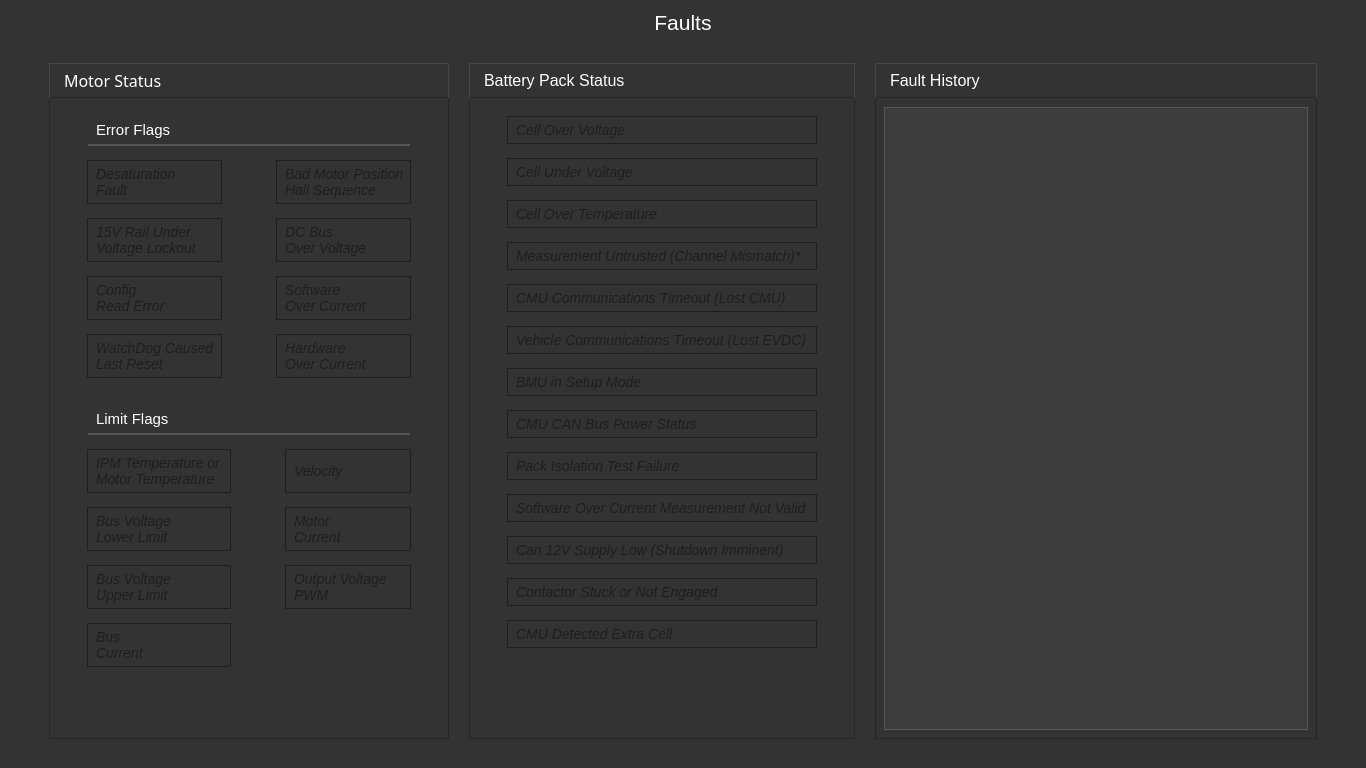
First picture: the form in FaultsUI.ui, repository UCSolarCarTeam/Delta-Desktop-Client-Telemetry, before the edit.
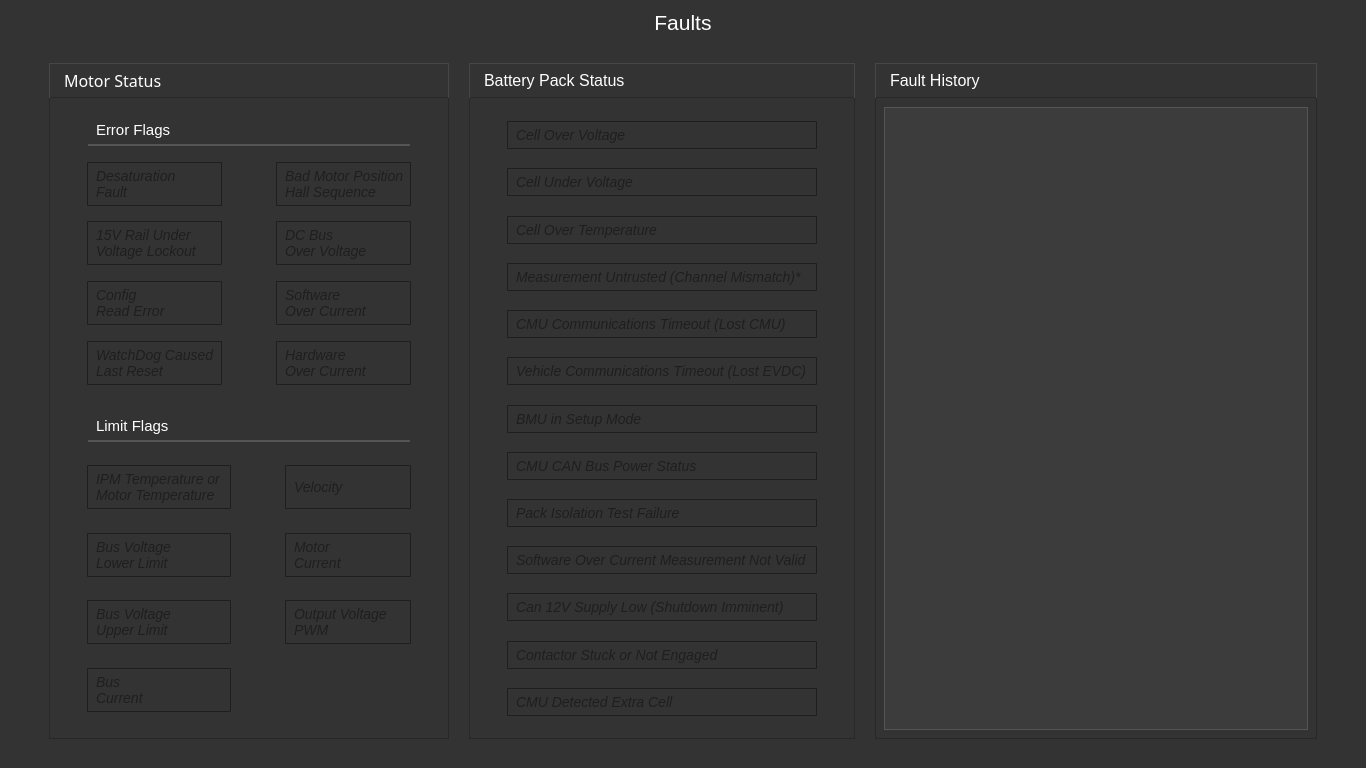
Second picture: the form after the edit. Icons and pictures are not drawn.

Commit message: added spacer to faults to not leave space at the bottom for larger screens

What changed in the file:
```diff
--- a/FaultsUI.ui
+++ b/FaultsUI.ui
@@ -250,7 +250,7 @@
             </widget>
            </item>
            <item>
-            <layout class="QGridLayout" name="batteryContentLayout" rowstretch="0,0">
+            <layout class="QGridLayout" name="batteryContentLayout" rowstretch="0">
              <property name="leftMargin">
               <number>9</number>
              </property>
@@ -291,7 +291,40 @@
                 <property name="spacing">
                  <number>14</number>
                 </property>
-                <item row="4" column="0">
+                <item row="18" column="0">
+                 <spacer name="verticalSpacer_10">
+                  <property name="orientation">
+                   <enum>Qt::Vertical</enum>
+                  </property>
+                  <property name="sizeHint" stdset="0">
+                   <size>
+                    <width>20</width>
+                    <height>40</height>
+                   </size>
+                  </property>
+                 </spacer>
+                </item>
+                <item row="5" column="0">
+                 <widget class="QLabel" name="cellOverTemperatureLabel">
+                  <property name="text">
+                   <string>Cell Over Temperature</string>
+                  </property>
+                 </widget>
+                </item>
+                <item row="10" column="0">
+                 <spacer name="verticalSpacer_6">
+                  <property name="orientation">
+                   <enum>Qt::Vertical</enum>
+                  </property>
+                  <property name="sizeHint" stdset="0">
+                   <size>
+                    <width>20</width>
+                    <height>40</height>
+                   </size>
+                  </property>
+                 </spacer>
+                </item>
+                <item row="9" column="0">
                  <widget class="QLabel" name="cmuCommunicationsTimeoutLabel">
                   <property name="text">
                    <string>&lt;html&gt;&lt;head/&gt;&lt;body&gt;&lt;p&gt;CMU Communications Timeout (Lost CMU)&lt;/p&gt;&lt;/body&gt;&lt;/html&gt;</string>
@@ -301,45 +334,109 @@
                   </property>
                  </widget>
                 </item>
+                <item row="12" column="0">
+                 <spacer name="verticalSpacer_7">
+                  <property name="orientation">
+                   <enum>Qt::Vertical</enum>
+                  </property>
+                  <property name="sizeHint" stdset="0">
+                   <size>
+                    <width>20</width>
+                    <height>40</height>
+                   </size>
+                  </property>
+                 </spacer>
+                </item>
+                <item row="4" column="0">
+                 <spacer name="verticalSpacer_3">
+                  <property name="orientation">
+                   <enum>Qt::Vertical</enum>
+                  </property>
+                  <property name="sizeHint" stdset="0">
+                   <size>
+                    <width>20</width>
+                    <height>40</height>
+                   </size>
+                  </property>
+                 </spacer>
+                </item>
+                <item row="8" column="0">
+                 <spacer name="verticalSpacer_5">
+                  <property name="orientation">
+                   <enum>Qt::Vertical</enum>
+                  </property>
+                  <property name="sizeHint" stdset="0">
+                   <size>
+                    <width>20</width>
+                    <height>40</height>
+                   </size>
+                  </property>
+                 </spacer>
+                </item>
+                <item row="7" column="0">
+                 <widget class="QLabel" name="measurementUntrustedLabel">
+                  <property name="text">
+                   <string>&lt;html&gt;&lt;head/&gt;&lt;body&gt;&lt;p&gt;Measurement Untrusted (Channel Mismatch)*&lt;/p&gt;&lt;/body&gt;&lt;/html&gt;</string>
+                  </property>
+                  <property name="textFormat">
+                   <enum>Qt::RichText</enum>
+                  </property>
+                 </widget>
+                </item>
                 <item row="0" column="0">
+                 <spacer name="verticalSpacer">
+                  <property name="orientation">
+                   <enum>Qt::Vertical</enum>
+                  </property>
+                  <property name="sizeHint" stdset="0">
+                   <size>
+                    <width>20</width>
+                    <height>40</height>
+                   </size>
+                  </property>
+                 </spacer>
+                </item>
+                <item row="6" column="0">
+                 <spacer name="verticalSpacer_4">
+                  <property name="orientation">
+                   <enum>Qt::Vertical</enum>
+                  </property>
+                  <property name="sizeHint" stdset="0">
+                   <size>
+                    <width>20</width>
+                    <height>40</height>
+                   </size>
+                  </property>
+                 </spacer>
+                </item>
+                <item row="23" column="0">
+                 <widget class="QLabel" name="contactorStuckOrNotEngagedLabel">
+                  <property name="text">
+                   <string>&lt;html&gt;&lt;head/&gt;&lt;body&gt;&lt;p&gt;Contactor Stuck or Not Engaged&lt;/p&gt;&lt;/body&gt;&lt;/html&gt;</string>
+                  </property>
+                  <property name="textFormat">
+                   <enum>Qt::RichText</enum>
+                  </property>
+                 </widget>
+                </item>
+                <item row="11" column="0">
+                 <widget class="QLabel" name="vehicleCommunicationsTimeoutLabel">
+                  <property name="text">
+                   <string>&lt;html&gt;&lt;head/&gt;&lt;body&gt;&lt;p&gt;Vehicle Communications Timeout (Lost EVDC)&lt;/p&gt;&lt;/body&gt;&lt;/html&gt;</string>
+                  </property>
+                  <property name="textFormat">
+                   <enum>Qt::RichText</enum>
+                  </property>
+                 </widget>
+                </item>
+                <item row="1" column="0">
                  <widget class="QLabel" name="cellOverVoltageLabel">
                   <property name="text">
                    <string>Cell Over Voltage</string>
                   </property>
                  </widget>
                 </item>
-                <item row="6" column="0">
-                 <widget class="QLabel" name="bmuInSetupModeLabel">
-                  <property name="text">
-                   <string>BMU in Setup Mode</string>
-                  </property>
-                 </widget>
-                </item>
-                <item row="2" column="0">
-                 <widget class="QLabel" name="cellOverTemperatureLabel">
-                  <property name="text">
-                   <string>Cell Over Temperature</string>
-                  </property>
-                 </widget>
-                </item>
-                <item row="10" column="0">
-                 <widget class="QLabel" name="softwareOverCurrentMeasurementNotValidLabel">
-                  <property name="text">
-                   <string>&lt;html&gt;&lt;head/&gt;&lt;body&gt;&lt;p&gt;Software Over Current Measurement Not Valid&lt;/p&gt;&lt;/body&gt;&lt;/html&gt;</string>
-                  </property>
-                  <property name="textFormat">
-                   <enum>Qt::RichText</enum>
-                  </property>
-                 </widget>
-                </item>
-                <item row="1" column="0">
-                 <widget class="QLabel" name="cellUnderVoltageLabel">
-                  <property name="text">
-                   <string>Cell Under Voltage</string>
-                  </property>
-                 </widget>
-                </item>
-                <item row="11" column="0">
+                <item row="21" column="0">
                  <widget class="QLabel" name="can12vSupplyLowLabel">
                   <property name="text">
                    <string>&lt;html&gt;&lt;head/&gt;&lt;body&gt;&lt;p&gt;Can 12V Supply Low (Shutdown Imminent)&lt;/p&gt;&lt;/body&gt;&lt;/html&gt;</string>
@@ -349,34 +446,31 @@
                   </property>
                  </widget>
                 </item>
-                <item row="5" column="0">
-                 <widget class="QLabel" name="vehicleCommunicationsTimeoutLabel">
+                <item row="19" column="0">
+                 <widget class="QLabel" name="softwareOverCurrentMeasurementNotValidLabel">
                   <property name="text">
-                   <string>&lt;html&gt;&lt;head/&gt;&lt;body&gt;&lt;p&gt;Vehicle Communications Timeout (Lost EVDC)&lt;/p&gt;&lt;/body&gt;&lt;/html&gt;</string>
+                   <string>&lt;html&gt;&lt;head/&gt;&lt;body&gt;&lt;p&gt;Software Over Current Measurement Not Valid&lt;/p&gt;&lt;/body&gt;&lt;/html&gt;</string>
                   </property>
                   <property name="textFormat">
                    <enum>Qt::RichText</enum>
                   </property>
                  </widget>
                 </item>
-                <item row="8" column="0">
+                <item row="25" column="0">
+                 <widget class="QLabel" name="cmuDetectedExtraCellLabel">
+                  <property name="text">
+                   <string>&lt;html&gt;&lt;head/&gt;&lt;body&gt;&lt;p&gt;CMU Detected Extra Cell&lt;/p&gt;&lt;/body&gt;&lt;/html&gt;</string>
+                  </property>
+                 </widget>
+                </item>
+                <item row="17" column="0">
                  <widget class="QLabel" name="packIsolationTestFailureLabel">
                   <property name="text">
                    <string>Pack Isolation Test Failure</string>
                   </property>
                  </widget>
                 </item>
-                <item row="12" column="0">
-                 <widget class="QLabel" name="contactorStuckOrNotEngagedLabel">
-                  <property name="text">
-                   <string>&lt;html&gt;&lt;head/&gt;&lt;body&gt;&lt;p&gt;Contactor Stuck or Not Engaged&lt;/p&gt;&lt;/body&gt;&lt;/html&gt;</string>
-                  </property>
-                  <property name="textFormat">
-                   <enum>Qt::RichText</enum>
-                  </property>
-                 </widget>
-                </item>
-                <item row="7" column="0">
+                <item row="15" column="0">
                  <widget class="QLabel" name="cmuCanBusPowerStatusLabel">
                   <property name="text">
                    <string>&lt;html&gt;&lt;head/&gt;&lt;body&gt;&lt;p&gt;CMU CAN Bus Power Status&lt;/p&gt;&lt;/body&gt;&lt;/html&gt;</string>
@@ -386,39 +480,114 @@
                   </property>
                  </widget>
                 </item>
-                <item row="3" column="0">
-                 <widget class="QLabel" name="measurementUntrustedLabel">
-                  <property name="text">
-                   <string>&lt;html&gt;&lt;head/&gt;&lt;body&gt;&lt;p&gt;Measurement Untrusted (Channel Mismatch)*&lt;/p&gt;&lt;/body&gt;&lt;/html&gt;</string>
-                  </property>
-                  <property name="textFormat">
-                   <enum>Qt::RichText</enum>
-                  </property>
-                 </widget>
-                </item>
                 <item row="13" column="0">
-                 <widget class="QLabel" name="cmuDetectedExtraCellLabel">
+                 <widget class="QLabel" name="bmuInSetupModeLabel">
                   <property name="text">
-                   <string>&lt;html&gt;&lt;head/&gt;&lt;body&gt;&lt;p&gt;CMU Detected Extra Cell&lt;/p&gt;&lt;/body&gt;&lt;/html&gt;</string>
+                   <string>BMU in Setup Mode</string>
                   </property>
                  </widget>
                 </item>
+                <item row="2" column="0">
+                 <spacer name="verticalSpacer_2">
+                  <property name="orientation">
+                   <enum>Qt::Vertical</enum>
+                  </property>
+                  <property name="sizeHint" stdset="0">
+                   <size>
+                    <width>20</width>
+                    <height>40</height>
+                   </size>
+                  </property>
+                 </spacer>
+                </item>
+                <item row="3" column="0">
+                 <widget class="QLabel" name="cellUnderVoltageLabel">
+                  <property name="text">
+                   <string>Cell Under Voltage</string>
+                  </property>
+                 </widget>
+                </item>
+                <item row="14" column="0">
+                 <spacer name="verticalSpacer_8">
+                  <property name="orientation">
+                   <enum>Qt::Vertical</enum>
+                  </property>
+                  <property name="sizeHint" stdset="0">
+                   <size>
+                    <width>20</width>
+                    <height>40</height>
+                   </size>
+                  </property>
+                 </spacer>
+                </item>
+                <item row="20" column="0">
+                 <spacer name="verticalSpacer_11">
+                  <property name="orientation">
+                   <enum>Qt::Vertical</enum>
+                  </property>
+                  <property name="sizeHint" stdset="0">
+                   <size>
+                    <width>20</width>
+                    <height>40</height>
+                   </size>
+                  </property>
+                 </spacer>
+                </item>
+                <item row="16" column="0">
+                 <spacer name="verticalSpacer_9">
+                  <property name="orientation">
+                   <enum>Qt::Vertical</enum>
+                  </property>
+                  <property name="sizeHint" stdset="0">
+                   <size>
+                    <width>20</width>
+                    <height>40</height>
+                   </size>
+                  </property>
+                 </spacer>
+                </item>
+                <item row="24" column="0">
+                 <spacer name="verticalSpacer_13">
+                  <property name="orientation">
+                   <enum>Qt::Vertical</enum>
+                  </property>
+                  <property name="sizeHint" stdset="0">
+                   <size>
+                    <width>20</width>
+                    <height>40</height>
+                   </size>
+                  </property>
+                 </spacer>
+                </item>
+                <item row="22" column="0">
+                 <spacer name="verticalSpacer_12">
+                  <property name="orientation">
+                   <enum>Qt::Vertical</enum>
+                  </property>
+                  <property name="sizeHint" stdset="0">
+                   <size>
+                    <width>20</width>
+                    <height>40</height>
+                   </size>
+                  </property>
+                 </spacer>
+                </item>
+                <item row="26" column="0">
+                 <spacer name="verticalSpacer_14">
+                  <property name="orientation">
+                   <enum>Qt::Vertical</enum>
+                  </property>
+                  <property name="sizeHint" stdset="0">
+                   <size>
+                    <width>20</width>
+                    <height>40</height>
+                   </size>
+                  </property>
+                 </spacer>
+                </item>
                </layout>
               </widget>
              </item>
-             <item row="1" column="0">
-              <spacer name="batteryBottomSpacer">
-               <property name="orientation">
-                <enum>Qt::Vertical</enum>
-               </property>
-               <property name="sizeHint" stdset="0">
-                <size>
-                 <width>20</width>
-                 <height>40</height>
-                </size>
-               </property>
-              </spacer>
-             </item>
             </layout>
            </item>
           </layout>
@@ -682,16 +851,6 @@
                 <property name="spacing">
                  <number>14</number>
                 </property>
-                <item row="1" column="0">
-                 <widget class="QLabel" name="ipmTemperatureOrMotorTemperatureLabel">
-                  <property name="text">
-                   <string>&lt;html&gt;&lt;head/&gt;&lt;body&gt;&lt;p&gt;IPM Temperature or&lt;br/&gt;Motor Temperature&lt;/p&gt;&lt;/body&gt;&lt;/html&gt;</string>
-                  </property>
-                  <property name="textFormat">
-                   <enum>Qt::RichText</enum>
-                  </property>
-                 </widget>
-                </item>
                 <item row="0" column="0" colspan="2">
                  <widget class="QLabel" name="limitFlagsTitle">
                   <property name="styleSheet">
@@ -707,7 +866,7 @@
                   </property>
                  </widget>
                 </item>
-                <item row="3" column="0">
+                <item row="6" column="0">
                  <widget class="QLabel" name="busVoltageUpperLimitLabel">
                   <property name="text">
                    <string>&lt;html&gt;&lt;head/&gt;&lt;body&gt;&lt;p&gt;Bus Voltage&lt;br/&gt;Upper Limit&lt;/p&gt;&lt;/body&gt;&lt;/html&gt;</string>
@@ -717,30 +876,7 @@
                   </property>
                  </widget>
                 </item>
-                <item row="5" column="0">
-                 <spacer name="motorBottomSpacer">
-                  <property name="orientation">
-                   <enum>Qt::Vertical</enum>
-                  </property>
-                  <property name="sizeHint" stdset="0">
-                   <size>
-                    <width>20</width>
-                    <height>40</height>
-                   </size>
-                  </property>
-                 </spacer>
-                </item>
-                <item row="2" column="1">
-                 <widget class="QLabel" name="motorCurrentLabel">
-                  <property name="text">
-                   <string>&lt;html&gt;&lt;head/&gt;&lt;body&gt;&lt;p&gt;Motor&lt;br/&gt;Current&lt;/p&gt;&lt;/body&gt;&lt;/html&gt;</string>
-                  </property>
-                  <property name="textFormat">
-                   <enum>Qt::RichText</enum>
-                  </property>
-                 </widget>
-                </item>
-                <item row="2" column="0">
+                <item row="4" column="0">
                  <widget class="QLabel" name="busVoltageLowerLimitLabel">
                   <property name="text">
                    <string>&lt;html&gt;&lt;head/&gt;&lt;body&gt;&lt;p&gt;Bus Voltage&lt;br/&gt;Lower Limit&lt;/p&gt;&lt;/body&gt;&lt;/html&gt;</string>
@@ -750,27 +886,7 @@
                   </property>
                  </widget>
                 </item>
-                <item row="3" column="1">
-                 <widget class="QLabel" name="outputVoltagePwmLabel">
-                  <property name="text">
-                   <string>&lt;html&gt;&lt;head/&gt;&lt;body&gt;&lt;p&gt;Output Voltage&lt;br/&gt;PWM&lt;/p&gt;&lt;/body&gt;&lt;/html&gt;</string>
-                  </property>
-                  <property name="textFormat">
-                   <enum>Qt::RichText</enum>
-                  </property>
-                 </widget>
-                </item>
-                <item row="4" column="0">
-                 <widget class="QLabel" name="busCurrentLabel">
-                  <property name="text">
-                   <string>&lt;html&gt;&lt;head/&gt;&lt;body&gt;&lt;p&gt;Bus &lt;br/&gt;Current&lt;/p&gt;&lt;/body&gt;&lt;/html&gt;</string>
-                  </property>
-                  <property name="textFormat">
-                   <enum>Qt::RichText</enum>
-                  </property>
-                 </widget>
-                </item>
-                <item row="1" column="1">
+                <item row="2" column="1">
                  <widget class="QLabel" name="velocityLabel">
                   <property name="text">
                    <string>&lt;html&gt;&lt;head/&gt;&lt;body&gt;&lt;p&gt;Velocity&lt;/p&gt;&lt;/body&gt;&lt;/html&gt;</string>
@@ -780,6 +896,111 @@
                   </property>
                  </widget>
                 </item>
+                <item row="8" column="0">
+                 <widget class="QLabel" name="busCurrentLabel">
+                  <property name="text">
+                   <string>&lt;html&gt;&lt;head/&gt;&lt;body&gt;&lt;p&gt;Bus &lt;br/&gt;Current&lt;/p&gt;&lt;/body&gt;&lt;/html&gt;</string>
+                  </property>
+                  <property name="textFormat">
+                   <enum>Qt::RichText</enum>
+                  </property>
+                 </widget>
+                </item>
+                <item row="6" column="1">
+                 <widget class="QLabel" name="outputVoltagePwmLabel">
+                  <property name="text">
+                   <string>&lt;html&gt;&lt;head/&gt;&lt;body&gt;&lt;p&gt;Output Voltage&lt;br/&gt;PWM&lt;/p&gt;&lt;/body&gt;&lt;/html&gt;</string>
+                  </property>
+                  <property name="textFormat">
+                   <enum>Qt::RichText</enum>
+                  </property>
+                 </widget>
+                </item>
+                <item row="2" column="0">
+                 <widget class="QLabel" name="ipmTemperatureOrMotorTemperatureLabel">
+                  <property name="text">
+                   <string>&lt;html&gt;&lt;head/&gt;&lt;body&gt;&lt;p&gt;IPM Temperature or&lt;br/&gt;Motor Temperature&lt;/p&gt;&lt;/body&gt;&lt;/html&gt;</string>
+                  </property>
+                  <property name="textFormat">
+                   <enum>Qt::RichText</enum>
+                  </property>
+                 </widget>
+                </item>
+                <item row="4" column="1">
+                 <widget class="QLabel" name="motorCurrentLabel">
+                  <property name="text">
+                   <string>&lt;html&gt;&lt;head/&gt;&lt;body&gt;&lt;p&gt;Motor&lt;br/&gt;Current&lt;/p&gt;&lt;/body&gt;&lt;/html&gt;</string>
+                  </property>
+                  <property name="textFormat">
+                   <enum>Qt::RichText</enum>
+                  </property>
+                 </widget>
+                </item>
+                <item row="1" column="0">
+                 <spacer name="verticalSpacer_19">
+                  <property name="orientation">
+                   <enum>Qt::Vertical</enum>
+                  </property>
+                  <property name="sizeHint" stdset="0">
+                   <size>
+                    <width>20</width>
+                    <height>40</height>
+                   </size>
+                  </property>
+                 </spacer>
+                </item>
+                <item row="3" column="0">
+                 <spacer name="verticalSpacer_20">
+                  <property name="orientation">
+                   <enum>Qt::Vertical</enum>
+                  </property>
+                  <property name="sizeHint" stdset="0">
+                   <size>
+                    <width>20</width>
+                    <height>40</height>
+                   </size>
+                  </property>
+                 </spacer>
+                </item>
+                <item row="7" column="1">
+                 <spacer name="verticalSpacer_22">
+                  <property name="orientation">
+                   <enum>Qt::Vertical</enum>
+                  </property>
+                  <property name="sizeHint" stdset="0">
+                   <size>
+                    <width>20</width>
+                    <height>40</height>
+                   </size>
+                  </property>
+                 </spacer>
+                </item>
+                <item row="5" column="0">
+                 <spacer name="verticalSpacer_21">
+                  <property name="orientation">
+                   <enum>Qt::Vertical</enum>
+                  </property>
+                  <property name="sizeHint" stdset="0">
+                   <size>
+                    <width>20</width>
+                    <height>40</height>
+                   </size>
+                  </property>
+                 </spacer>
+                </item>
+                <item row="9" column="0">
+                 <spacer name="verticalSpacer_23">
+                  <property name="orientation">
+                   <enum>Qt::Vertical</enum>
+                  </property>
+                  <property name="sizeHint" stdset="0">
+                   <size>
+                    <width>20</width>
+                    <height>40</height>
+                   </size>
+                  </property>
+                 </spacer>
+                </item>
                </layout>
               </widget>
              </item>
@@ -808,27 +1029,70 @@
                 <property name="spacing">
                  <number>14</number>
                 </property>
+                <item row="8" column="1">
+                 <widget class="QLabel" name="hardwareOverCurrentLabel">
+                  <property name="text">
+                   <string>&lt;html&gt;&lt;head/&gt;&lt;body&gt;&lt;p&gt;Hardware &lt;br/&gt;Over Current&lt;/p&gt;&lt;/body&gt;&lt;/html&gt;</string>
+                  </property>
+                  <property name="textFormat">
+                   <enum>Qt::RichText</enum>
+                  </property>
+                 </widget>
+                </item>
+                <item row="6" column="1">
+                 <widget class="QLabel" name="softwareOverCurrentLabel">
+                  <property name="text">
+                   <string>&lt;html&gt;&lt;head/&gt;&lt;body&gt;&lt;p&gt;Software&lt;br/&gt;Over Current&lt;/p&gt;&lt;/body&gt;&lt;/html&gt;</string>
+                  </property>
+                  <property name="textFormat">
+                   <enum>Qt::RichText</enum>
+                  </property>
+                 </widget>
+                </item>
+                <item row="4" column="1">
+                 <widget class="QLabel" name="dcBusOverVoltageLabel">
+                  <property name="text">
+                   <string>&lt;html&gt;&lt;head/&gt;&lt;body&gt;&lt;p&gt;DC Bus &lt;br/&gt;Over Voltage&lt;/p&gt;&lt;/body&gt;&lt;/html&gt;</string>
+                  </property>
+                  <property name="textFormat">
+                   <enum>Qt::RichText</enum>
+                  </property>
+                 </widget>
+                </item>
+                <item row="8" column="0">
+                 <widget class="QLabel" name="watchDogCausedLastResetLabel">
+                  <property name="text">
+                   <string>&lt;html&gt;&lt;head/&gt;&lt;body&gt;&lt;p&gt;WatchDog Caused&lt;br/&gt;Last Reset&lt;/p&gt;&lt;/body&gt;&lt;/html&gt;</string>
+                  </property>
+                  <property name="textFormat">
+                   <enum>Qt::RichText</enum>
+                  </property>
+                 </widget>
+                </item>
                 <item row="1" column="0">
-                 <widget class="QLabel" name="desaturationFaultLabel">
-                  <property name="text">
-                   <string>&lt;html&gt;&lt;head/&gt;&lt;body&gt;&lt;p&gt;Desaturation&lt;br/&gt;Fault&lt;/p&gt;&lt;/body&gt;&lt;/html&gt;</string>
+                 <spacer name="verticalSpacer_15">
+                  <property name="orientation">
+                   <enum>Qt::Vertical</enum>
                   </property>
-                  <property name="textFormat">
-                   <enum>Qt::RichText</enum>
+                  <property name="sizeHint" stdset="0">
+                   <size>
+                    <width>20</width>
+                    <height>40</height>
+                   </size>
                   </property>
-                 </widget>
+                 </spacer>
                 </item>
-                <item row="1" column="1">
-                 <widget class="QLabel" name="badMotorPositionHallSequence">
+                <item row="6" column="0">
+                 <widget class="QLabel" name="configReadErrorLabel">
                   <property name="text">
-                   <string>&lt;html&gt;&lt;head/&gt;&lt;body&gt;&lt;p&gt;Bad Motor Position &lt;br/&gt;Hall Sequence&lt;/p&gt;&lt;/body&gt;&lt;/html&gt;</string>
+                   <string>&lt;html&gt;&lt;head/&gt;&lt;body&gt;&lt;p&gt;Config &lt;br/&gt;Read Error&lt;/p&gt;&lt;/body&gt;&lt;/html&gt;</string>
                   </property>
                   <property name="textFormat">
                    <enum>Qt::RichText</enum>
                   </property>
                  </widget>
                 </item>
-                <item row="2" column="0">
+                <item row="4" column="0">
                  <widget class="QLabel" name="fifteenVoltRailUnderVoltageLockoutLabel">
                   <property name="text">
                    <string>&lt;html&gt;&lt;head/&gt;&lt;body&gt;&lt;p&gt;15V Rail Under&lt;br/&gt;Voltage Lockout&lt;/p&gt;&lt;/body&gt;&lt;/html&gt;</string>
@@ -853,20 +1117,10 @@
                   </property>
                  </widget>
                 </item>
-                <item row="3" column="0">
-                 <widget class="QLabel" name="configReadErrorLabel">
+                <item row="2" column="0">
+                 <widget class="QLabel" name="desaturationFaultLabel">
                   <property name="text">
-                   <string>&lt;html&gt;&lt;head/&gt;&lt;body&gt;&lt;p&gt;Config &lt;br/&gt;Read Error&lt;/p&gt;&lt;/body&gt;&lt;/html&gt;</string>
-                  </property>
-                  <property name="textFormat">
-                   <enum>Qt::RichText</enum>
-                  </property>
-                 </widget>
-                </item>
-                <item row="4" column="0">
-                 <widget class="QLabel" name="watchDogCausedLastResetLabel">
-                  <property name="text">
-                   <string>&lt;html&gt;&lt;head/&gt;&lt;body&gt;&lt;p&gt;WatchDog Caused&lt;br/&gt;Last Reset&lt;/p&gt;&lt;/body&gt;&lt;/html&gt;</string>
+                   <string>&lt;html&gt;&lt;head/&gt;&lt;body&gt;&lt;p&gt;Desaturation&lt;br/&gt;Fault&lt;/p&gt;&lt;/body&gt;&lt;/html&gt;</string>
                   </property>
                   <property name="textFormat">
                    <enum>Qt::RichText</enum>
@@ -874,34 +1128,53 @@
                  </widget>
                 </item>
                 <item row="2" column="1">
-                 <widget class="QLabel" name="dcBusOverVoltageLabel">
+                 <widget class="QLabel" name="badMotorPositionHallSequence">
                   <property name="text">
-                   <string>&lt;html&gt;&lt;head/&gt;&lt;body&gt;&lt;p&gt;DC Bus &lt;br/&gt;Over Voltage&lt;/p&gt;&lt;/body&gt;&lt;/html&gt;</string>
+                   <string>&lt;html&gt;&lt;head/&gt;&lt;body&gt;&lt;p&gt;Bad Motor Position &lt;br/&gt;Hall Sequence&lt;/p&gt;&lt;/body&gt;&lt;/html&gt;</string>
                   </property>
                   <property name="textFormat">
                    <enum>Qt::RichText</enum>
                   </property>
                  </widget>
                 </item>
-                <item row="3" column="1">
-                 <widget class="QLabel" name="softwareOverCurrentLabel">
-                  <property name="text">
-                   <string>&lt;html&gt;&lt;head/&gt;&lt;body&gt;&lt;p&gt;Software&lt;br/&gt;Over Current&lt;/p&gt;&lt;/body&gt;&lt;/html&gt;</string>
+                <item row="3" column="0">
+                 <spacer name="verticalSpacer_16">
+                  <property name="orientation">
+                   <enum>Qt::Vertical</enum>
                   </property>
-                  <property name="textFormat">
-                   <enum>Qt::RichText</enum>
+                  <property name="sizeHint" stdset="0">
+                   <size>
+                    <width>20</width>
+                    <height>40</height>
+                   </size>
                   </property>
-                 </widget>
+                 </spacer>
                 </item>
-                <item row="4" column="1">
-                 <widget class="QLabel" name="hardwareOverCurrentLabel">
-                  <property name="text">
-                   <string>&lt;html&gt;&lt;head/&gt;&lt;body&gt;&lt;p&gt;Hardware &lt;br/&gt;Over Current&lt;/p&gt;&lt;/body&gt;&lt;/html&gt;</string>
+                <item row="5" column="0">
+                 <spacer name="verticalSpacer_17">
+                  <property name="orientation">
+                   <enum>Qt::Vertical</enum>
                   </property>
-                  <property name="textFormat">
-                   <enum>Qt::RichText</enum>
+                  <property name="sizeHint" stdset="0">
+                   <size>
+                    <width>20</width>
+                    <height>40</height>
+                   </size>
                   </property>
-                 </widget>
+                 </spacer>
+                </item>
+                <item row="7" column="0">
+                 <spacer name="verticalSpacer_18">
+                  <property name="orientation">
+                   <enum>Qt::Vertical</enum>
+                  </property>
+                  <property name="sizeHint" stdset="0">
+                   <size>
+                    <width>20</width>
+                    <height>40</height>
+                   </size>
+                  </property>
+                 </spacer>
                 </item>
                </layout>
               </widget>
```
